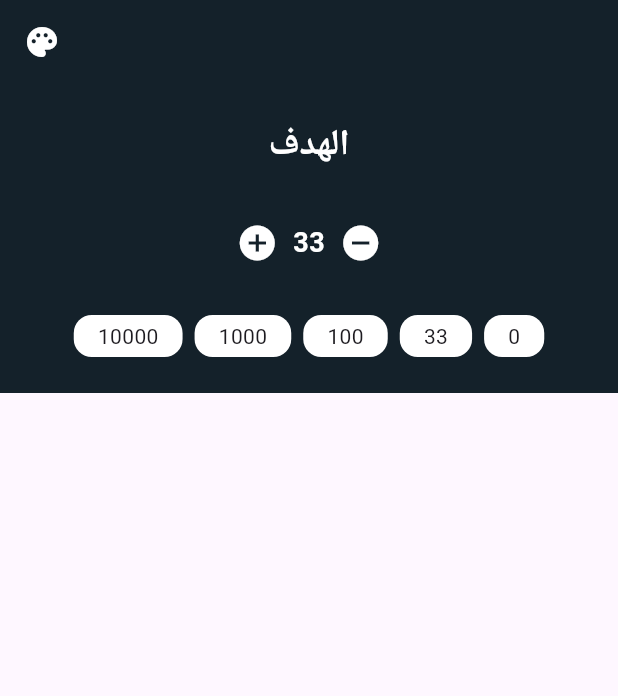
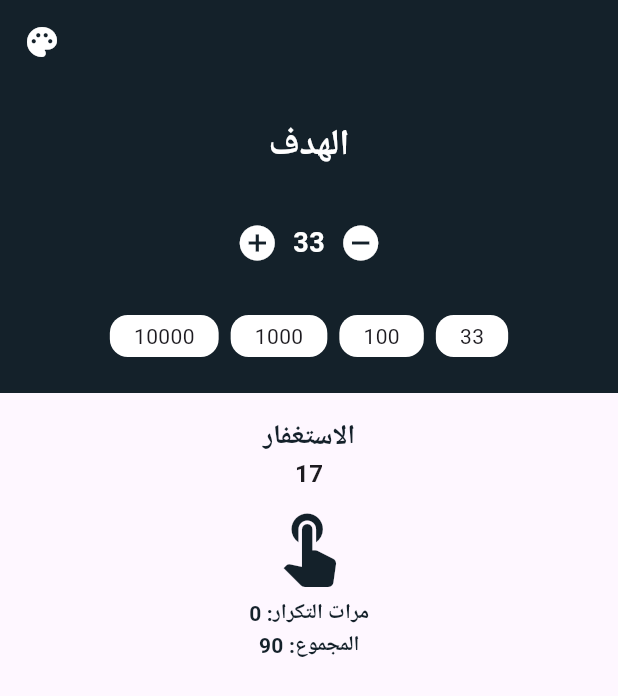
Before and after one commit to MohammedGhazaly/simple_sebha, a Flutter app: the screen it shows after launch, on a phone screen of 412 x 824 dp. Shown: the top 696 px of the screen. Run offline on Flutter 3.47's test engine with Material 3 defaults, Android fonts, the phone set to English and light mode, and no system bars.

Commit message:
Added text and touch app icon button in home body

```diff
--- a/lib/views/home/widgets/home_header.dart
+++ b/lib/views/home/widgets/home_header.dart
@@ -59,7 +59,6 @@ class HomeHeader extends StatelessWidget {
                 SebhaCountContainer(count: 1000),
                 SebhaCountContainer(count: 100),
                 SebhaCountContainer(count: 33),
-                SebhaCountContainer(count: 0),
               ],
             ),
           ),
--- a/lib/views/home/widgets/home_view_body.dart
+++ b/lib/views/home/widgets/home_view_body.dart
@@ -17,6 +17,54 @@ class HomeViewBody extends StatelessWidget {
             ),
             child: HomeHeader(),
           ),
+        ),
+        SizedBox(
+          height: 16,
+        ),
+        Expanded(
+          child: Column(
+            children: [
+              Text(
+                "الاستغفار",
+                style: TextStyle(
+                  fontSize: 18,
+                  fontWeight: FontWeight.bold,
+                  color: AppColors.blackColor,
+                ),
+              ),
+              Text(
+                "17",
+                style: TextStyle(
+                  fontSize: 16,
+                  fontWeight: FontWeight.bold,
+                ),
+              ),
+              IconButton(
+                onPressed: () {},
+                icon: Icon(
+                  Icons.touch_app,
+                  size: 56,
+                  color: AppColors.blackColor,
+                ),
+              ),
+              Text(
+                "مرات التكرار: 0",
+                style: TextStyle(
+                  fontSize: 14,
+                  fontWeight: FontWeight.bold,
+                  color: AppColors.blackColor,
+                ),
+              ),
+              Text(
+                "المجموع: 90",
+                style: TextStyle(
+                  fontSize: 14,
+                  fontWeight: FontWeight.bold,
+                  color: AppColors.blackColor,
+                ),
+              )
+            ],
+          ),
         )
       ],
     );
```
